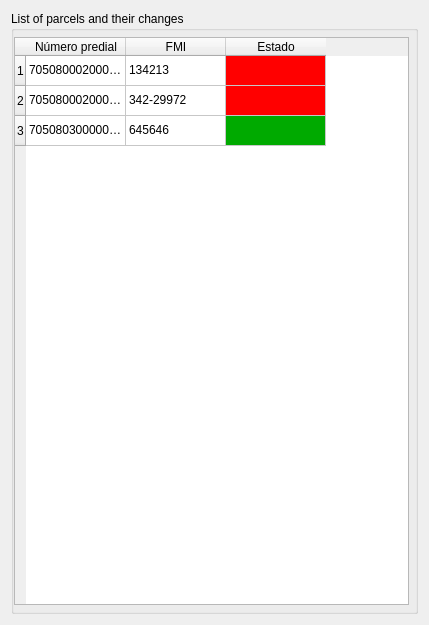
First picture: the form in asistente_ladm_col/ui/change_detection/changes_all_parcels_panel_widget.ui, repository SwissTierrasColombia/Asistente-LADM-COL, before the edit.
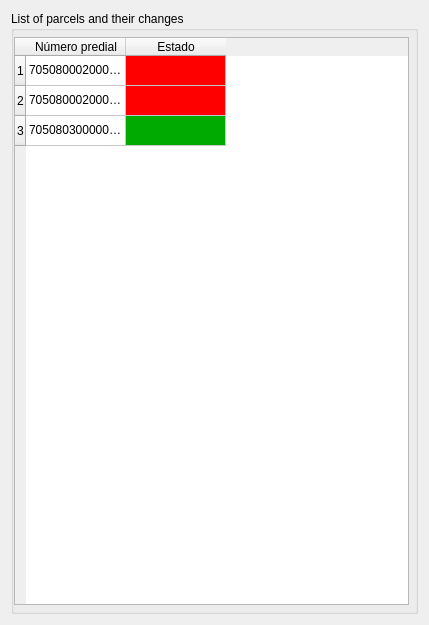
Second picture: the form after the edit.

Commit message: [changes] Fill table in main panel and show 'parcel panel' on double click over a row

Patch:
```diff
--- a/asistente_ladm_col/ui/change_detection/changes_all_parcels_panel_widget.ui
+++ b/asistente_ladm_col/ui/change_detection/changes_all_parcels_panel_widget.ui
@@ -40,6 +40,33 @@
       </property>
       <item row="0" column="0">
        <widget class="QTableWidget" name="tbl_changes_all_parcels">
+        <property name="sizeAdjustPolicy">
+         <enum>QAbstractScrollArea::AdjustIgnored</enum>
+        </property>
+        <property name="editTriggers">
+         <set>QAbstractItemView::NoEditTriggers</set>
+        </property>
+        <property name="showDropIndicator" stdset="0">
+         <bool>false</bool>
+        </property>
+        <property name="dragDropOverwriteMode">
+         <bool>false</bool>
+        </property>
+        <property name="selectionMode">
+         <enum>QAbstractItemView::SingleSelection</enum>
+        </property>
+        <property name="selectionBehavior">
+         <enum>QAbstractItemView::SelectRows</enum>
+        </property>
+        <property name="sortingEnabled">
+         <bool>true</bool>
+        </property>
+        <property name="wordWrap">
+         <bool>false</bool>
+        </property>
+        <attribute name="horizontalHeaderMinimumSectionSize">
+         <number>42</number>
+        </attribute>
         <row>
          <property name="text">
           <string>1</string>
@@ -60,11 +87,6 @@
           <string>Número predial</string>
          </property>
         </column>
-        <column>
-         <property name="text">
-          <string>FMI</string>
-         </property>
-        </column>
         <column>
          <property name="text">
           <string>Estado</string>
@@ -77,11 +99,6 @@
         </item>
         <item row="0" column="1">
          <property name="text">
-          <string>134213</string>
-         </property>
-        </item>
-        <item row="0" column="2">
-         <property name="text">
           <string/>
          </property>
          <property name="background">
@@ -101,11 +118,6 @@
         </item>
         <item row="1" column="1">
          <property name="text">
-          <string>342-29972</string>
-         </property>
-        </item>
-        <item row="1" column="2">
-         <property name="text">
           <string/>
          </property>
          <property name="background">
@@ -124,11 +136,6 @@
          </property>
         </item>
         <item row="2" column="1">
-         <property name="text">
-          <string>645646</string>
-         </property>
-        </item>
-        <item row="2" column="2">
          <property name="text">
           <string/>
          </property>
```
The commit also changes 5 other files.
